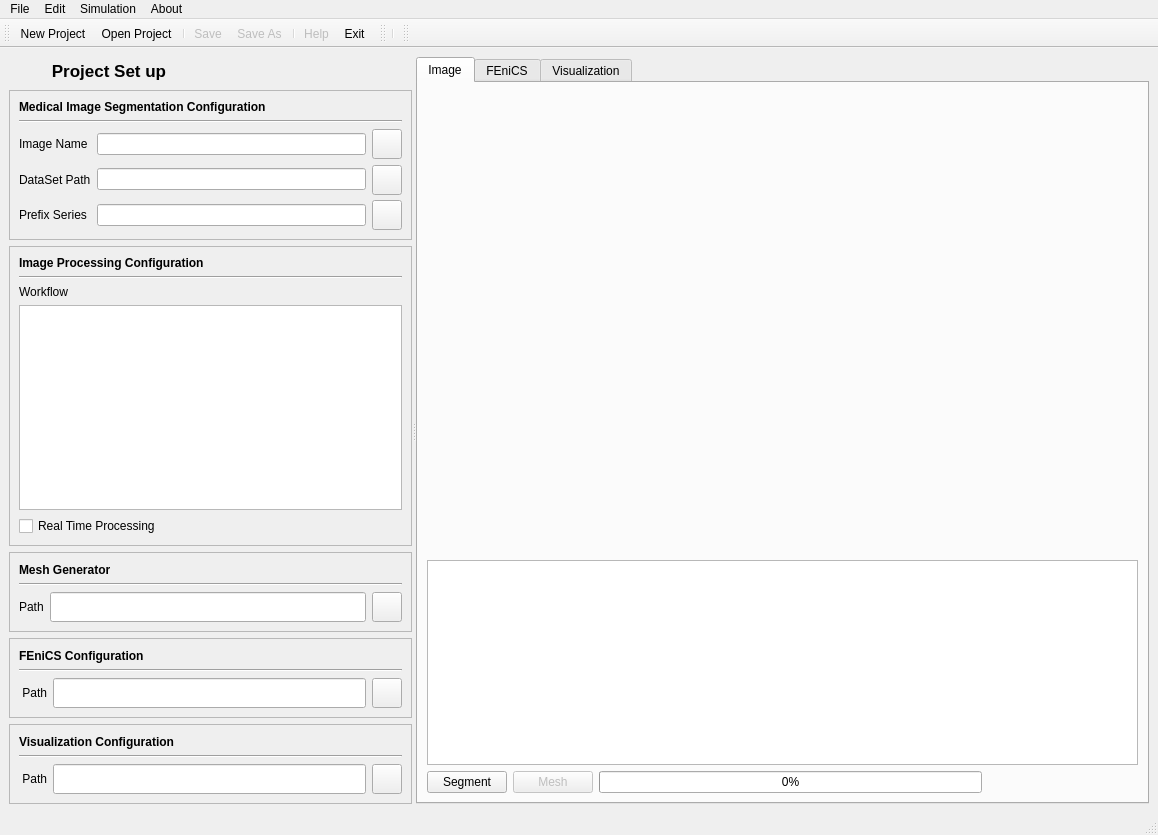
This is FEniCSBloodSim/fenics_blood_sim.ui in carmenalonsomontes/FEniCS-Medical-Simulation as Qt 5 draws it before an edit. The edited form follows.
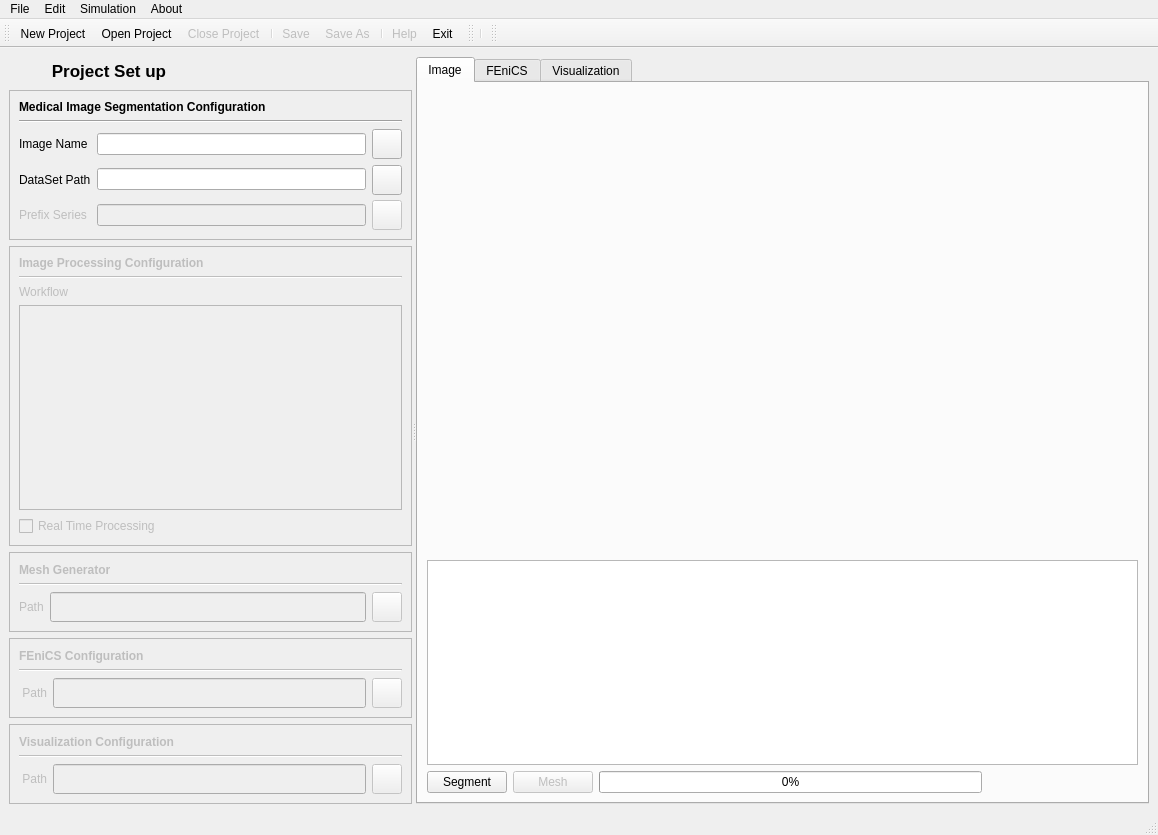
This is the edited form. The open tabs and pages were chosen to show the change. Icons and pictures are not drawn. Custom widgets are drawn as their Qt base class.

Commit message: Solved Task #342 We need to implement the following functionality: + Logical behaviour of the interface to select a file and store the values in the user session and project data + Image Tab design

The edit to the form file:
```diff
--- a/FEniCSBloodSim/fenics_blood_sim.ui
+++ b/FEniCSBloodSim/fenics_blood_sim.ui
@@ -117,6 +117,9 @@
                </item>
                <item row="3" column="0">
                 <widget class="QLabel" name="prefixSeriesLabel">
+                 <property name="enabled">
+                  <bool>false</bool>
+                 </property>
                  <property name="text">
                   <string>Prefix Series</string>
                  </property>
@@ -125,7 +128,7 @@
                <item row="3" column="1">
                 <widget class="QLineEdit" name="prefixSerieslineEdit">
                  <property name="enabled">
-                  <bool>true</bool>
+                  <bool>false</bool>
                  </property>
                  <property name="readOnly">
                   <bool>true</bool>
@@ -163,6 +166,9 @@
                </item>
                <item row="3" column="2">
                 <widget class="QPushButton" name="setPrefixSeriesButton">
+                 <property name="enabled">
+                  <bool>false</bool>
+                 </property>
                  <property name="sizePolicy">
                   <sizepolicy hsizetype="Fixed" vsizetype="Fixed">
                    <horstretch>0</horstretch>
@@ -252,6 +258,9 @@
         </item>
         <item>
          <widget class="QFrame" name="frame_2">
+          <property name="enabled">
+           <bool>false</bool>
+          </property>
           <property name="minimumSize">
            <size>
             <width>400</width>
@@ -360,6 +369,9 @@
         </item>
         <item>
          <widget class="QFrame" name="frame_3">
+          <property name="enabled">
+           <bool>false</bool>
+          </property>
           <property name="sizePolicy">
            <sizepolicy hsizetype="Preferred" vsizetype="Fixed">
             <horstretch>0</horstretch>
@@ -449,7 +461,7 @@
                <item row="0" column="1">
                 <widget class="QLineEdit" name="meshToolPathlineEdit">
                  <property name="enabled">
-                  <bool>true</bool>
+                  <bool>false</bool>
                  </property>
                  <property name="maximumSize">
                   <size>
@@ -500,6 +512,9 @@
         </item>
         <item>
          <widget class="QFrame" name="frame_4">
+          <property name="enabled">
+           <bool>false</bool>
+          </property>
           <property name="sizePolicy">
            <sizepolicy hsizetype="Preferred" vsizetype="Fixed">
             <horstretch>0</horstretch>
@@ -583,7 +598,7 @@
                <item row="0" column="1">
                 <widget class="QLineEdit" name="fenicsPathLineEdit">
                  <property name="enabled">
-                  <bool>true</bool>
+                  <bool>false</bool>
                  </property>
                  <property name="maximumSize">
                   <size>
@@ -634,6 +649,9 @@
         </item>
         <item>
          <widget class="QFrame" name="frame_5">
+          <property name="enabled">
+           <bool>false</bool>
+          </property>
           <property name="sizePolicy">
            <sizepolicy hsizetype="Preferred" vsizetype="Fixed">
             <horstretch>0</horstretch>
@@ -717,7 +735,7 @@
                <item row="0" column="1">
                 <widget class="QLineEdit" name="visualizationToolPathLineEdit">
                  <property name="enabled">
-                  <bool>true</bool>
+                  <bool>false</bool>
                  </property>
                  <property name="maximumSize">
                   <size>
@@ -779,7 +797,7 @@
         </size>
        </property>
        <property name="currentIndex">
-        <number>1</number>
+        <number>0</number>
        </property>
        <widget class="QWidget" name="imageTab">
         <attribute name="title">
@@ -997,6 +1015,7 @@
    </attribute>
    <addaction name="actionNew_Project"/>
    <addaction name="actionOpen_Project"/>
+   <addaction name="actionClose_Project"/>
    <addaction name="separator"/>
    <addaction name="actionSave"/>
    <addaction name="actionSave_As"/>
@@ -1088,6 +1107,10 @@
    <property name="enabled">
     <bool>false</bool>
    </property>
+   <property name="icon">
+    <iconset resource="fenics_blood_sim.qrc">
+     <normaloff>:/menu/GUI_Module/images/menu/cross.png</normaloff>:/menu/GUI_Module/images/menu/cross.png</iconset>
+   </property>
    <property name="text">
     <string>Close Project</string>
    </property>
```
The commit also changes 13 other files.
